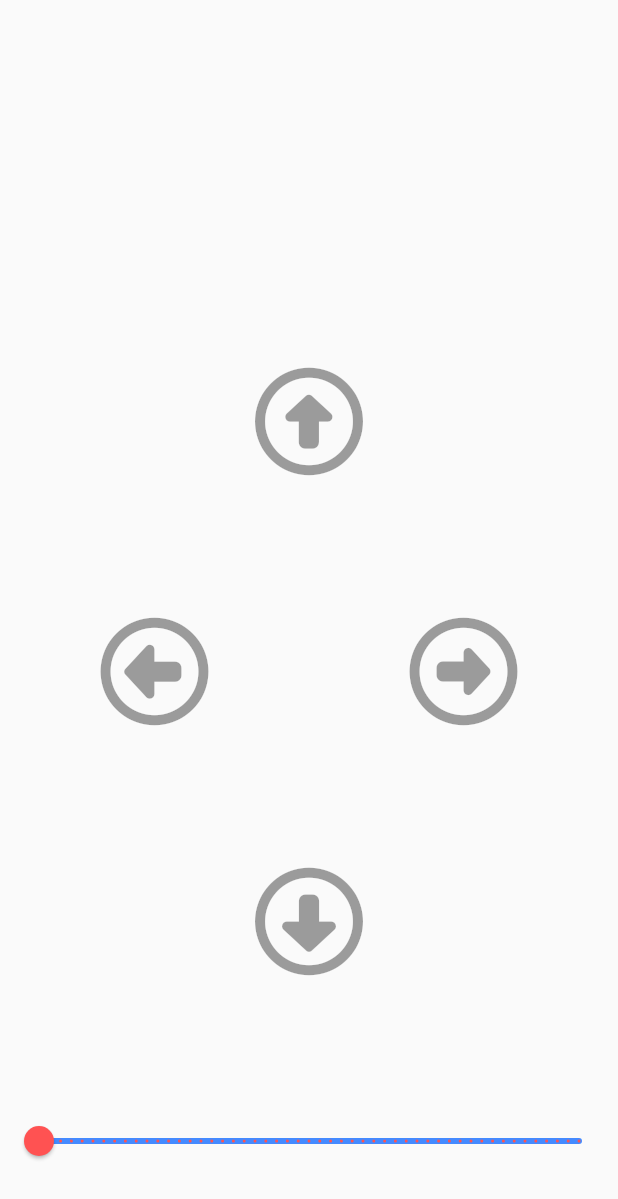
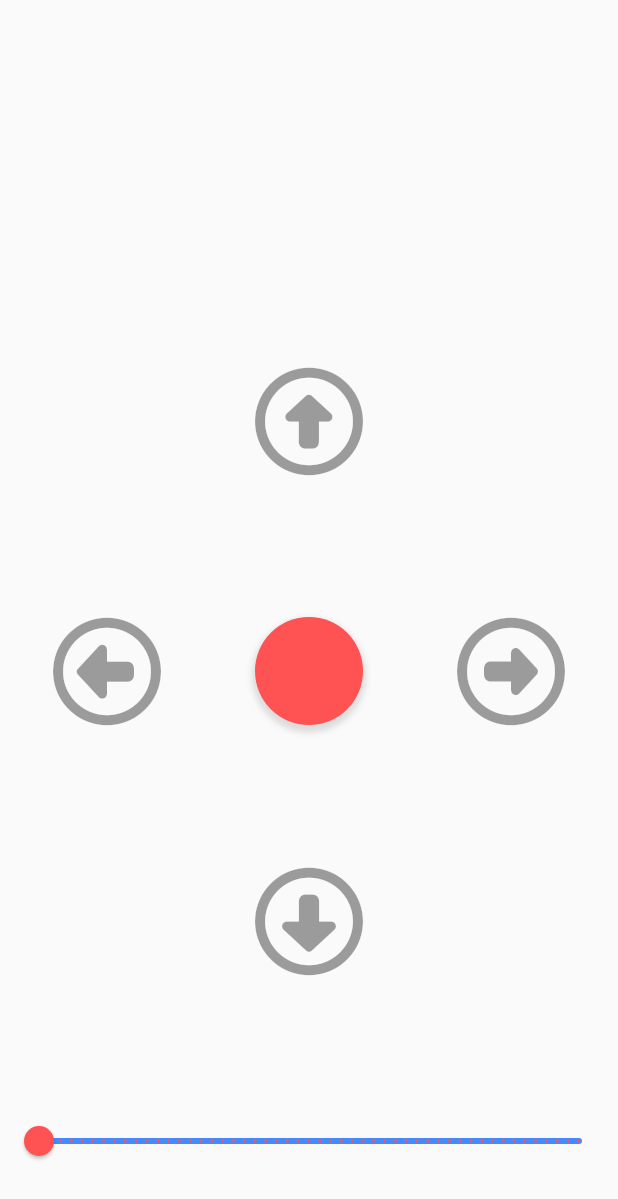
Before and after one commit to Guzzizander/mqtt_control_2, a Flutter app: the Control screen opened directly, on a phone screen of 412 x 824 dp. Shown: the top 1199 px of the screen. Run offline on Flutter 3.47's test engine with Material 2 defaults, Android fonts, the phone set to English and light mode, and no system bars; our stand-ins replace font_awesome_flutter, sqflite; missing offline and left inert: mqtt_client; accounts and stored records are empty.

Commit message:
Añadidos listeners a los ButtonIcon de la pantalla de control

```diff
--- a/lib/src/screens/control.dart
+++ b/lib/src/screens/control.dart
@@ -1,3 +1,4 @@
+import 'dart:async';
 import 'package:flutter/material.dart';
 import 'package:mqtt_client/mqtt_client.dart';
 import 'package:font_awesome_flutter/font_awesome_flutter.dart';
@@ -15,6 +16,26 @@ class Control extends StatefulWidget {
 class _Control extends State<Control> {
   double _valorSlider = 0;
   final builder = MqttClientPayloadBuilder();
+
+  bool _buttonPressed = false;
+  bool _loopActive = false;
+
+  void _pulsado(String accion) async {
+    if (_loopActive) return;
+
+    _loopActive = true;
+
+    while (_buttonPressed) {
+      _publicaMensaje(accion);
+      setState(() {
+        //ToDo
+      });
+
+      // wait a second
+      await Future.delayed(Duration(milliseconds: 100));
+    }
+    _loopActive = false;
+  }
 
   void _publicaMensaje(String mensaje) {
     builder.clear();
@@ -36,7 +57,16 @@ class _Control extends State<Control> {
             SizedBox(
               height: 40,
             ),
-            IconButton(
+            Listener(
+              onPointerDown: (details) {
+                _buttonPressed = true;
+                _pulsado('Arriba');
+              },
+              onPointerUp: (details) {
+                _buttonPressed = false;
+              },
+              child: Container(
+                child: IconButton(
                   iconSize: 72,
                   icon: const FaIcon(FontAwesomeIcons.circleUp),
                   color: Colors.black,
@@ -46,10 +76,22 @@ class _Control extends State<Control> {
                         }
                       : null,
                 ),
+              ),
+            ),
+
             Row(
               mainAxisAlignment: MainAxisAlignment.spaceAround,
               children: <Widget>[
-                IconButton(
+                Listener(
+                  onPointerDown: (details) {
+                    _buttonPressed = true;
+                    _pulsado('Izquierda');
+                  },
+                  onPointerUp: (details) {
+                    _buttonPressed = false;
+                  },
+                  child: Container(
+                    child: IconButton(
                       iconSize: 72,
                       icon: const FaIcon(FontAwesomeIcons.circleLeft),
                       color: Colors.black,
@@ -59,7 +101,43 @@ class _Control extends State<Control> {
                             }
                           : null,
                     ),
-                IconButton(
+                  ),
+                ),
+                Listener(
+                  onPointerDown: (details) {
+                    _buttonPressed = true;
+                    _pulsado('Stop');
+                  },
+                  onPointerUp: (details) {
+                    _buttonPressed = false;
+                  },
+                  child: Container(
+                    width: 72,
+                    height: 72,
+                    decoration: const BoxDecoration(
+                      shape: BoxShape.circle,
+                      color: Colors.redAccent,
+                      boxShadow: [
+                        BoxShadow(
+                          color: Colors.black12,
+                          spreadRadius: 2,
+                          blurRadius: 3,
+                          offset: Offset(0, 3),
+                        )
+                      ],
+                    ),
+                  ),
+                ),
+                Listener(
+                  onPointerDown: (details) {
+                    _buttonPressed = true;
+                    _pulsado('Derecha');
+                  },
+                  onPointerUp: (details) {
+                    _buttonPressed = false;
+                  },
+                  child: Container(
+                    child: IconButton(
                       iconSize: 72,
                       icon: const FaIcon(FontAwesomeIcons.circleRight),
                       color: Colors.black,
@@ -69,9 +147,20 @@ class _Control extends State<Control> {
                             }
                           : null,
                     ),
+                  ),
+                ),
               ],
             ),
-            IconButton(
+            Listener(
+              onPointerDown: (details) {
+                _buttonPressed = true;
+                _pulsado('Abajo');
+              },
+              onPointerUp: (details) {
+                _buttonPressed = false;
+              },
+              child: Container(
+                child: IconButton(
                   iconSize: 72,
                   icon: const FaIcon(FontAwesomeIcons.circleDown),
                   color: Colors.black,
@@ -80,6 +169,8 @@ class _Control extends State<Control> {
                           _publicaMensaje('Abajo');
                         }
                       : null,
+                ),
+              ),
             ),
             Slider(
                 value: _valorSlider,
```
Also changed, not shown: 4 other files. Lines whose indentation alone changed are shown as unchanged.
